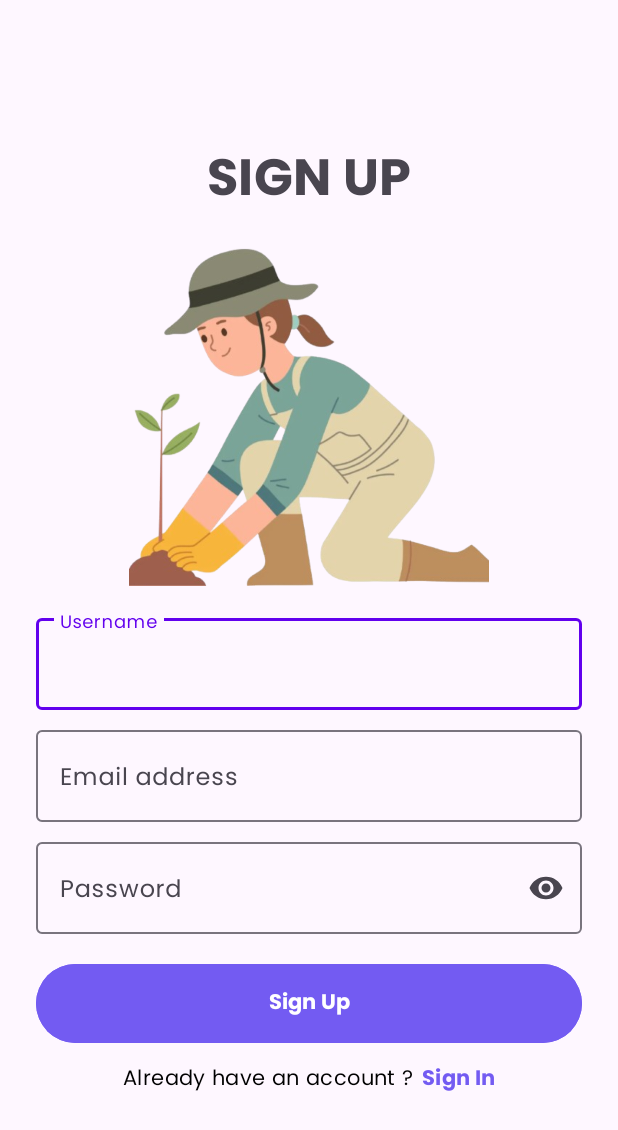
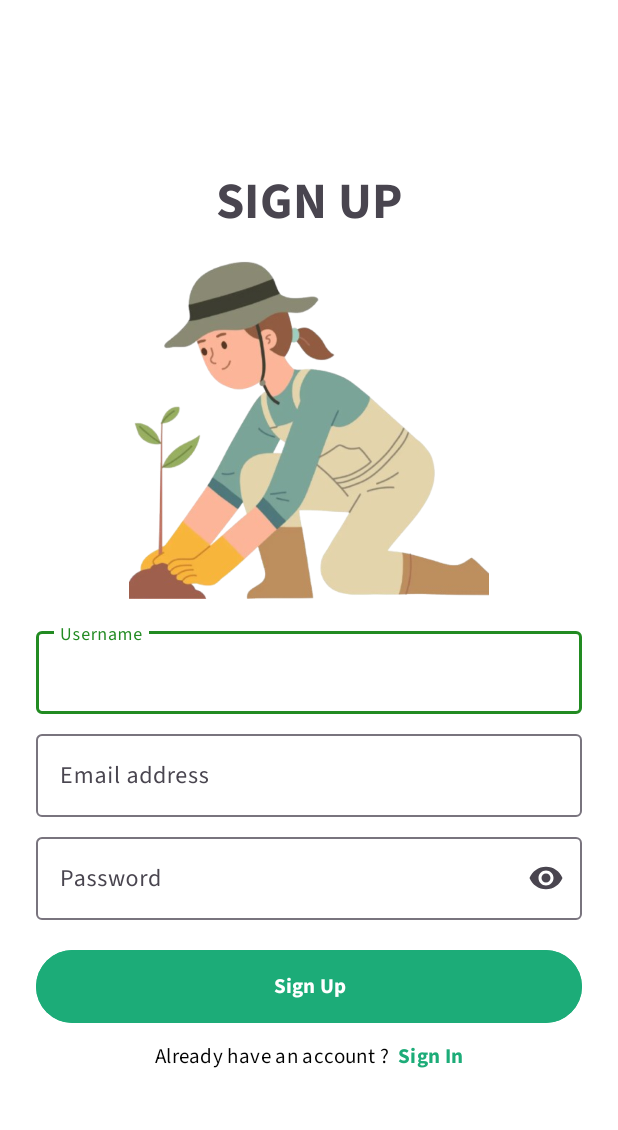
Before and after one commit to Planitorium/planitorium-md, an Android app: the screen it shows after launch (SignUpActivity), after a tap on "Sign Up", on a phone screen of 412 x 824 dp. Shown: the top 1130 px of the screen. Run offline under Robolectric (Android 15) with nearby library versions, the phone set to English and light mode, and no system bars; our stand-ins replace navigation-ui; network calls fail.

Commit message:
update theme color and font

```diff
--- /dev/null
+++ b/app/src/main/res/color/bnv_custom_color.xml
@@ -0,0 +1,5 @@
+<?xml version="1.0" encoding="utf-8"?>
+<selector xmlns:android="http://schemas.android.com/apk/res/android">
+        <item android:state_checked="true" android:color="@color/black"/>
+        <item android:color="@color/honeydew"  />
+</selector>
--- /dev/null
+++ b/app/src/main/res/font/source_sans_3.xml
@@ -0,0 +1,24 @@
+<?xml version="1.0" encoding="utf-8"?>
+<font-family xmlns:android="http://schemas.android.com/apk/res/android">
+
+    <font
+        android:font="@font/ss3_bold"
+        android:fontStyle="normal"
+        android:fontWeight="700"/>
+
+    <font
+        android:font="@font/ss3_bolditalic"
+        android:fontStyle="italic"
+        android:fontWeight="700"/>
+
+    <font
+        android:font="@font/ss3_reguler"
+        android:fontStyle="normal"
+        android:fontWeight="400"/>
+
+    <font
+        android:font="@font/ss3_italic"
+        android:fontStyle="italic"
+        android:fontWeight="400"/>
+
+</font-family>
--- a/app/src/main/res/layout/activity_sign_in.xml
+++ b/app/src/main/res/layout/activity_sign_in.xml
@@ -102,7 +102,7 @@
             android:layout_marginStart="24dp"
             android:layout_marginTop="16dp"
             android:layout_marginEnd="24dp"
-            android:backgroundTint="@color/colorPrimary"
+            android:backgroundTint="@color/custom_green"
             android:padding="14dp"
             android:text="@string/signin"
             android:textSize="14sp"
@@ -140,7 +140,7 @@
                 android:focusable="true"
                 android:text="@string/signup"
                 android:textAppearance="?attr/textAppearanceBody2"
-                android:textColor="@color/colorPrimary"
+                android:textColor="@color/custom_green"
                 android:textStyle="bold" />
         </LinearLayout>
 
--- a/app/src/main/res/layout/activity_sign_up.xml
+++ b/app/src/main/res/layout/activity_sign_up.xml
@@ -119,7 +119,7 @@
             android:layout_marginStart="24dp"
             android:layout_marginTop="16dp"
             android:layout_marginEnd="24dp"
-            android:backgroundTint="@color/colorPrimary"
+            android:backgroundTint="@color/custom_green"
             android:padding="14dp"
             android:text="@string/signup"
             android:textSize="14sp"
@@ -157,7 +157,7 @@
                 android:focusable="true"
                 android:text="@string/signin"
                 android:textAppearance="?attr/textAppearanceBody2"
-                android:textColor="@color/colorPrimary"
+                android:textColor="@color/custom_green"
                 android:textStyle="bold" />
         </LinearLayout>
 
--- a/app/src/main/res/layout/activity_welcome.xml
+++ b/app/src/main/res/layout/activity_welcome.xml
@@ -54,7 +54,7 @@
             android:text="@string/signin"
             android:textSize="14sp"
             android:textStyle="bold"
-            android:backgroundTint="@color/colorPrimary"
+            android:backgroundTint="@color/custom_green"
             app:layout_constraintEnd_toEndOf="parent"
             app:layout_constraintStart_toStartOf="parent"
             app:layout_constraintTop_toBottomOf="@id/illustrationImageView" />
@@ -71,7 +71,7 @@
             android:text="@string/signup"
             android:textSize="14sp"
             android:textStyle="bold"
-            android:backgroundTint="@color/colorPrimary"
+            android:backgroundTint="@color/custom_green"
             app:layout_constraintEnd_toEndOf="parent"
             app:layout_constraintStart_toStartOf="parent"
             app:layout_constraintTop_toBottomOf="@id/signInButton" />
--- a/app/src/main/res/layout/disease_detection_item.xml
+++ b/app/src/main/res/layout/disease_detection_item.xml
@@ -1,7 +1,6 @@
 <?xml version="1.0" encoding="utf-8"?>
 <com.google.android.material.card.MaterialCardView xmlns:android="http://schemas.android.com/apk/res/android"
     xmlns:app="http://schemas.android.com/apk/res-auto"
-    xmlns:tools="http://schemas.android.com/tools"
     android:layout_width="match_parent"
     android:layout_height="wrap_content"
     android:layout_margin="8dp"
--- a/app/src/main/res/layout/fragment_bottom_sheet_disease_detection.xml
+++ b/app/src/main/res/layout/fragment_bottom_sheet_disease_detection.xml
@@ -5,6 +5,7 @@
     xmlns:tools="http://schemas.android.com/tools"
     android:layout_width="match_parent"
     android:layout_height="wrap_content"
+    android:background="@color/white"
     android:padding="24dp">
 
     <TextView
@@ -56,7 +57,7 @@
         android:layout_width="0dp"
         android:layout_height="wrap_content"
         android:layout_marginTop="16dp"
-        android:backgroundTint="@color/colorPrimary"
+        android:backgroundTint="@color/forest_green"
         android:padding="14dp"
         android:text="@string/analyze"
         android:textColor="@color/white"
--- a/app/src/main/res/layout/fragment_bottom_sheet_plant_list.xml
+++ b/app/src/main/res/layout/fragment_bottom_sheet_plant_list.xml
@@ -3,6 +3,7 @@
     xmlns:android="http://schemas.android.com/apk/res/android"
     xmlns:app="http://schemas.android.com/apk/res-auto"
     xmlns:tools="http://schemas.android.com/tools"
+    android:background="@color/white"
     android:layout_width="match_parent"
     android:layout_height="wrap_content"
     android:padding="24dp">
@@ -114,7 +115,7 @@
         android:layout_width="0dp"
         android:layout_height="wrap_content"
         android:layout_marginTop="16dp"
-        android:backgroundTint="@color/colorPrimary"
+        android:backgroundTint="@color/forest_green"
         android:padding="14dp"
         android:text="@string/add_new_plant"
         android:textColor="@color/white"
--- a/app/src/main/res/values/colors.xml
+++ b/app/src/main/res/values/colors.xml
@@ -1,10 +1,16 @@
 <?xml version="1.0" encoding="utf-8"?>
 <resources>
+    <color name="custom_light_green">#50C878</color>
+    <color name="custom_green">#1CAC78</color>
+    <color name="chartreuse">#7FFF00</color>
+    <color name="lawn_green">#7CFC00</color>
+    <color name="greenYellow">#ADFF2F</color>
+    <color name="yellow_green">#9ACD32</color>
+    <color name="teal_200">#FF03DAC5</color>
+    <color name="teal_700">#FF018786</color>
     <color name="purple_200">#FFBB86FC</color>
     <color name="purple_500">#FF6200EE</color>
     <color name="purple_700">#FF3700B3</color>
-    <color name="teal_200">#FF03DAC5</color>
-    <color name="teal_700">#FF018786</color>
     <color name="white">#FFFFFF</color>
     <color name="ivory">#FFFFF0</color>
     <color name="light_yellow">#FFFFE0</color>
@@ -80,12 +86,10 @@
     <color name="powder_blue">#B0E0E6</color>
     <color name="light_steel_blue">#B0C4DE</color>
     <color name="pale_turquoise">#AFEEEE</color>
-    <color name="greenYellow">#ADFF2F</color>
     <color name="light_blue">#ADD8E6</color>
     <color name="dark_gray">#A9A9A9</color>
     <color name="brown">#A52A2A</color>
     <color name="sienna">#A0522D</color>
-    <color name="yellow_green">#9ACD32</color>
     <color name="dark_orchid">#9932CC</color>
     <color name="pale_green">#98FB98</color>
     <color name="dark_violet">#9400D3</color>
@@ -103,8 +107,6 @@
     <color name="purple">#800080</color>
     <color name="maroon">#800000</color>
     <color name="aquamarine">#7FFFD4</color>
-    <color name="chartreuse">#7FFF00</color>
-    <color name="lawn_green">#7CFC00</color>
     <color name="medium_slate_blue">#7B68EE</color>
     <color name="light_slate_gray">#778899</color>
     <color name="slate_gray">#708090</color>
--- a/app/src/main/res/values/themes.xml
+++ b/app/src/main/res/values/themes.xml
@@ -3,12 +3,13 @@
     <style name="Base.Theme.Planitorium" parent="Theme.Material3.DayNight">
 
         <!-- Default Font -->
-        <item name="android:fontFamily">@font/poppins</item>
+        <item name="android:fontFamily">@font/source_sans_3</item>
 
         <!-- Primary brand color. -->
-        <item name="colorPrimary">@color/purple_500</item>
-        <item name="colorPrimaryVariant">@color/purple_700</item>
+        <item name="colorPrimary">@color/forest_green</item>
+        <item name="colorPrimaryVariant">@color/forest_green</item>
         <item name="colorOnPrimary">@color/white</item>
+        <item name="android:windowBackground">@color/white</item>
 
         <!-- Secondary brand color. -->
         <item name="colorSecondary">@color/teal_200</item>
```
Also changed, not shown: app/src/main/res/layout/activity_main.xml (+6 -2 lines), app/src/main/res/font/ss3_bold.ttf (added), app/src/main/res/font/ss3_bolditalic.ttf (added), app/src/main/res/font/ss3_italic.ttf (added), app/src/main/res/font/ss3_reguler.ttf (added).
